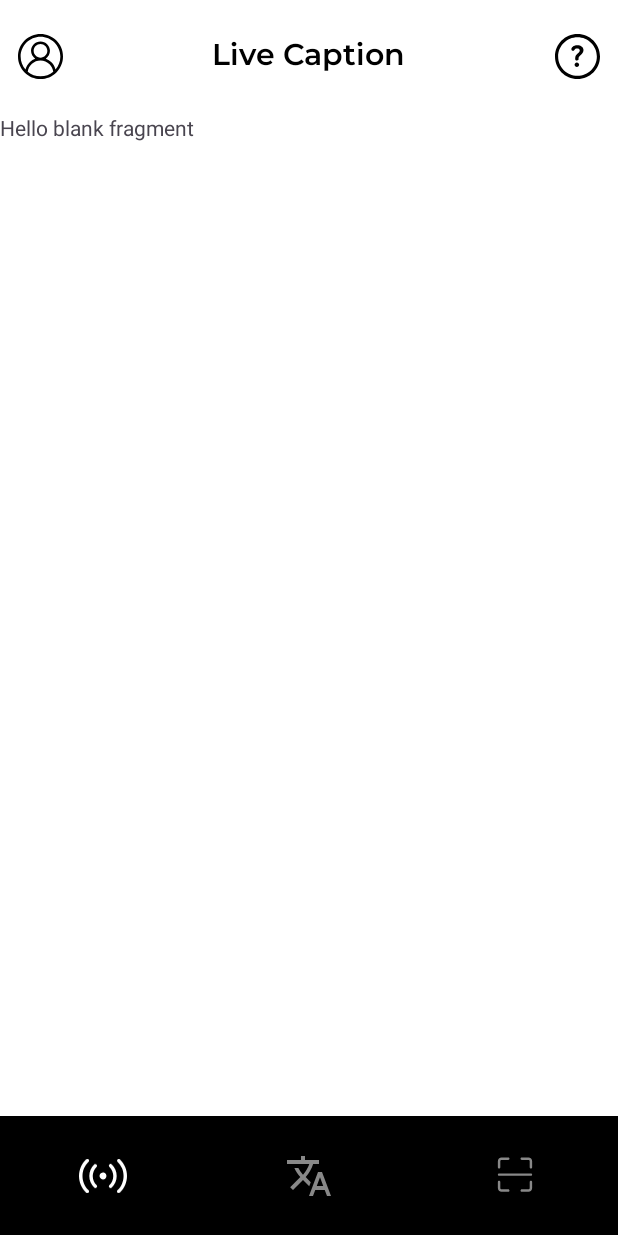
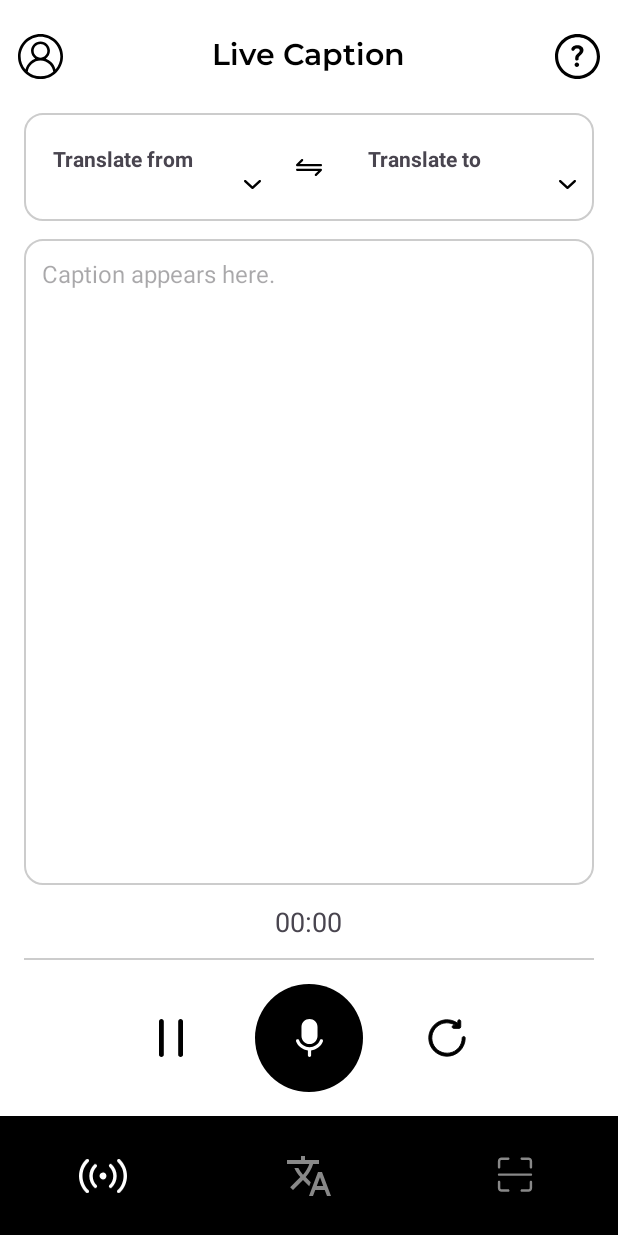
Before and after one commit to shresthabatsal/project_capson, an Android app: the screen it shows after launch (BottomNavActivity), on a phone screen of 412 x 824 dp. Run offline under Robolectric (Android 15) with nearby library versions, the phone set to English and light mode, and no system bars.

Commit message:
add live caption ui

```diff
--- /dev/null
+++ b/app/src/main/res/drawable/circle_black_button_bg.xml
@@ -0,0 +1,6 @@
+<?xml version="1.0" encoding="utf-8"?>
+<shape xmlns:android="http://schemas.android.com/apk/res/android"
+    android:shape="oval">
+    <solid android:color="#000000"/> <!-- Black background -->
+    <size android:width="48dp" android:height="48dp"/>
+</shape>
--- /dev/null
+++ b/app/src/main/res/drawable/drop.xml
@@ -0,0 +1,9 @@
+<vector xmlns:android="http://schemas.android.com/apk/res/android"
+    android:width="22dp"
+    android:height="13dp"
+    android:viewportWidth="22"
+    android:viewportHeight="13">
+  <path
+      android:pathData="M11,13C10.606,13 10.211,12.844 9.911,12.533L0.451,2.726C-0.15,2.103 -0.15,1.091 0.451,0.468C1.053,-0.156 2.028,-0.156 2.63,0.468L11,9.145L19.37,0.468C19.972,-0.156 20.947,-0.156 21.549,0.468C22.15,1.092 22.15,2.103 21.549,2.727L12.089,12.533C11.788,12.844 11.394,13 11,13Z"
+      android:fillColor="#000000"/>
+</vector>
--- /dev/null
+++ b/app/src/main/res/drawable/edittext_background.xml
@@ -0,0 +1,7 @@
+<?xml version="1.0" encoding="utf-8"?>
+<shape xmlns:android="http://schemas.android.com/apk/res/android"
+    android:shape="rectangle">
+    <solid android:color="#FFFFFF"/>
+    <corners android:radius="12dp"/>
+    <stroke android:width="1dp" android:color="#CCCCCC"/>
+</shape>
--- /dev/null
+++ b/app/src/main/res/drawable/exchange.xml
@@ -0,0 +1,9 @@
+<vector xmlns:android="http://schemas.android.com/apk/res/android"
+    android:width="17dp"
+    android:height="11dp"
+    android:viewportWidth="31"
+    android:viewportHeight="20">
+  <path
+      android:pathData="M0.1,7.73C0.001,7.492 -0.025,7.23 0.025,6.977C0.076,6.724 0.201,6.492 0.385,6.31L6.361,0.382C6.874,-0.127 7.705,-0.127 8.218,0.382C8.731,0.89 8.731,1.716 8.218,2.224L4.485,5.928H29.686C30.412,5.928 31,6.511 31,7.231C31,7.951 30.412,8.534 29.686,8.534H1.314C1.054,8.534 0.8,8.458 0.584,8.314C0.368,8.171 0.2,7.968 0.1,7.73ZM29.686,11.466H1.314C0.588,11.466 0,12.049 0,12.769C0,13.489 0.588,14.072 1.314,14.072H26.515L22.781,17.776C22.269,18.284 22.268,19.11 22.781,19.618C22.903,19.739 23.048,19.836 23.207,19.901C23.367,19.967 23.538,20 23.71,20C23.883,20 24.054,19.967 24.213,19.901C24.372,19.836 24.517,19.739 24.639,19.618L30.615,13.69C30.799,13.508 30.924,13.276 30.975,13.023C31.025,12.77 30.999,12.508 30.9,12.27C30.8,12.032 30.632,11.829 30.416,11.686C30.2,11.542 29.946,11.466 29.686,11.466Z"
+      android:fillColor="#000000"/>
+</vector>
--- /dev/null
+++ b/app/src/main/res/drawable/pause.xml
@@ -0,0 +1,10 @@
+<vector xmlns:android="http://schemas.android.com/apk/res/android"
+    android:width="16dp"
+    android:height="25dp"
+    android:viewportWidth="19"
+    android:viewportHeight="30">
+  <path
+      android:pathData="M1.9,0C2.404,0 2.887,0.198 3.243,0.549C3.6,0.901 3.8,1.378 3.8,1.875V28.125C3.8,28.622 3.6,29.099 3.243,29.451C2.887,29.802 2.404,30 1.9,30C1.396,30 0.913,29.802 0.556,29.451C0.2,29.099 0,28.622 0,28.125V1.875C0,1.378 0.2,0.901 0.556,0.549C0.913,0.198 1.396,0 1.9,0ZM17.1,0C17.604,0 18.087,0.198 18.444,0.549C18.8,0.901 19,1.378 19,1.875V28.125C19,28.622 18.8,29.099 18.444,29.451C18.087,29.802 17.604,30 17.1,30C16.596,30 16.113,29.802 15.757,29.451C15.4,29.099 15.2,28.622 15.2,28.125V1.875C15.2,1.378 15.4,0.901 15.757,0.549C16.113,0.198 16.596,0 17.1,0Z"
+      android:fillColor="#000000"
+      android:fillType="evenOdd"/>
+</vector>
--- /dev/null
+++ b/app/src/main/res/drawable/refresh.xml
@@ -0,0 +1,11 @@
+<vector xmlns:android="http://schemas.android.com/apk/res/android"
+    android:width="25dp"
+    android:height="25dp"
+    android:viewportWidth="32"
+    android:viewportHeight="32">
+  <path
+      android:pathData="M26.313,0.65C26.654,0.65 26.981,0.786 27.223,1.027C27.464,1.269 27.6,1.596 27.6,1.938V6.242C27.614,6.323 27.622,6.406 27.62,6.489C27.618,6.563 27.608,6.636 27.595,6.706C27.575,7.018 27.445,7.313 27.223,7.535C26.981,7.777 26.654,7.912 26.313,7.912H21.625C21.284,7.912 20.956,7.777 20.715,7.535C20.473,7.294 20.338,6.966 20.338,6.625C20.338,6.284 20.473,5.956 20.715,5.715C20.956,5.473 21.284,5.338 21.625,5.338H23.035C21.433,4.28 19.602,3.589 17.673,3.334C14.722,2.944 11.728,3.597 9.207,5.18C6.687,6.762 4.797,9.175 3.866,12.002C2.935,14.829 3.021,17.892 4.107,20.663C5.194,23.434 7.214,25.739 9.818,27.179C12.423,28.619 15.449,29.104 18.373,28.552C21.298,27.999 23.937,26.442 25.836,24.15C27.735,21.859 28.775,18.976 28.775,16C28.775,15.658 28.911,15.331 29.152,15.09C29.394,14.848 29.721,14.713 30.063,14.713C30.404,14.713 30.731,14.848 30.973,15.09C31.214,15.331 31.35,15.659 31.35,16L31.345,16.382C31.243,20.313 29.636,24.061 26.849,26.849C23.971,29.726 20.07,31.345 16.001,31.35H16C13.451,31.35 10.942,30.715 8.7,29.503C6.458,28.291 4.553,26.54 3.157,24.407C1.761,22.275 0.918,19.828 0.704,17.288C0.49,14.748 0.912,12.195 1.932,9.859C2.951,7.523 4.537,5.477 6.545,3.907C8.553,2.337 10.921,1.292 13.434,0.866C15.946,0.44 18.526,0.647 20.94,1.467C22.406,1.965 23.782,2.68 25.025,3.584V1.938C25.025,1.596 25.161,1.269 25.402,1.027C25.644,0.786 25.971,0.65 26.313,0.65Z"
+      android:strokeWidth="0.7"
+      android:fillColor="#000000"
+      android:strokeColor="#000000"/>
+</vector>
--- /dev/null
+++ b/app/src/main/res/drawable/speak.xml
@@ -0,0 +1,12 @@
+<vector xmlns:android="http://schemas.android.com/apk/res/android"
+    android:width="18dp"
+    android:height="25dp"
+    android:viewportWidth="22"
+    android:viewportHeight="30">
+  <path
+      android:pathData="M20.187,16.065C20.505,15.934 20.863,15.932 21.183,16.059C21.503,16.185 21.759,16.43 21.895,16.74C22.03,17.05 22.035,17.399 21.908,17.713C21.112,19.633 19.799,21.307 18.109,22.559C16.419,23.81 14.414,24.593 12.306,24.823V28.723C12.306,29.062 12.169,29.386 11.924,29.626C11.678,29.865 11.346,30 11,30C10.653,30 10.32,29.865 10.075,29.626C9.83,29.386 9.692,29.062 9.692,28.723V24.823C7.585,24.593 5.58,23.81 3.89,22.558C2.201,21.307 0.888,19.632 0.092,17.713C-0.035,17.399 -0.03,17.05 0.105,16.74C0.241,16.43 0.497,16.185 0.817,16.059C1.137,15.932 1.495,15.934 1.813,16.065C2.131,16.195 2.384,16.444 2.515,16.755C3.199,18.404 4.371,19.816 5.88,20.811C7.39,21.806 9.17,22.339 10.991,22.34H11.007C12.829,22.339 14.609,21.807 16.119,20.812C17.629,19.817 18.801,18.405 19.485,16.755C19.616,16.444 19.868,16.195 20.187,16.065Z"
+      android:fillColor="#000000"/>
+  <path
+      android:pathData="M11,0C12.733,0 14.395,0.672 15.62,1.869C16.846,3.066 17.535,4.69 17.535,6.383V13.404C17.535,15.097 16.846,16.721 15.62,17.918C14.395,19.115 12.733,19.787 11,19.787C9.266,19.787 7.604,19.115 6.378,17.918C5.153,16.721 4.464,15.097 4.464,13.404V6.383C4.464,4.69 5.153,3.066 6.378,1.869C7.604,0.672 9.266,0 11,0Z"
+      android:fillColor="#000000"/>
+</vector>
--- /dev/null
+++ b/app/src/main/res/drawable/spinner_background.xml
@@ -0,0 +1,18 @@
+<?xml version="1.0" encoding="utf-8"?>
+<layer-list xmlns:android="http://schemas.android.com/apk/res/android">
+    <!-- White background -->
+    <item>
+        <shape android:shape="rectangle">
+            <solid android:color="#FFFFFF"/>
+            <corners android:radius="4dp"/>
+        </shape>
+    </item>
+
+    <!-- Dropdown arrow aligned to end -->
+    <item android:drawable="@drawable/drop"
+        android:width="11dp"
+        android:height="6dp"
+        android:top="5dp"
+        android:gravity="end|center_vertical"
+        android:right="0dp"/>
+</layer-list>
--- /dev/null
+++ b/app/src/main/res/drawable/transparent_bg.xml
@@ -0,0 +1,4 @@
+<?xml version="1.0" encoding="utf-8"?>
+<shape xmlns:android="http://schemas.android.com/apk/res/android" android:shape="rectangle">
+    <solid android:color="@android:color/transparent"/>
+</shape>
--- a/app/src/main/res/layout/fragment_live.xml
+++ b/app/src/main/res/layout/fragment_live.xml
@@ -1,14 +1,145 @@
 <?xml version="1.0" encoding="utf-8"?>
-<FrameLayout xmlns:android="http://schemas.android.com/apk/res/android"
-    xmlns:tools="http://schemas.android.com/tools"
+<LinearLayout
+    xmlns:android="http://schemas.android.com/apk/res/android"
+    xmlns:app="http://schemas.android.com/apk/res-auto"
+    android:id="@+id/mainLayout"
     android:layout_width="match_parent"
     android:layout_height="match_parent"
-    tools:context=".ui.fragment.LiveFragment">
+    android:orientation="vertical"
+    android:paddingBottom="16dp"
+    android:paddingRight="16dp"
+    android:paddingLeft="16dp"
+    android:paddingTop="0dp"
+    android:background="#FFFFFF">
 
-    <!-- TODO: Update blank fragment layout -->
+    <!-- Language Selection -->
+    <LinearLayout
+        android:layout_width="match_parent"
+        android:layout_height="wrap_content"
+        android:orientation="horizontal"
+        android:background="@drawable/edittext_background"
+        android:padding="12dp"
+        android:layout_marginBottom="12dp"
+        android:gravity="center_vertical">
+
+        <!-- From -->
+        <LinearLayout
+            android:layout_width="0dp"
+            android:layout_height="wrap_content"
+            android:layout_weight="1"
+            android:orientation="vertical"
+            android:gravity="start">
+
+            <TextView
+                android:layout_width="wrap_content"
+                android:layout_height="wrap_content"
+                android:paddingStart="7dp"
+                android:text="Translate from"
+                android:textStyle="bold" />
+
+            <Spinner
+                android:id="@+id/spinner_from"
+                android:layout_width="match_parent"
+                android:layout_height="wrap_content"
+                android:background="@drawable/spinner_background" />
+        </LinearLayout>
+
+        <!-- Exchange Button -->
+        <ImageButton
+            android:id="@+id/btn_exchange"
+            android:layout_width="48dp"
+            android:layout_height="48dp"
+            android:layout_marginHorizontal="8dp"
+            android:background="@drawable/transparent_bg"
+            android:src="@drawable/exchange"
+            android:contentDescription="Exchange" />
+
+        <!-- To -->
+        <LinearLayout
+            android:layout_width="0dp"
+            android:layout_height="wrap_content"
+            android:layout_weight="1"
+            android:orientation="vertical">
+
+            <TextView
+                android:layout_width="wrap_content"
+                android:layout_height="wrap_content"
+                android:paddingStart="7dp"
+                android:text="Translate to"
+                android:textStyle="bold" />
+
+            <Spinner
+                android:id="@+id/spinner_to"
+                android:layout_width="match_parent"
+                android:layout_height="wrap_content"
+                android:background="@drawable/spinner_background" />
+        </LinearLayout>
+    </LinearLayout>
+
+    <!-- Output Box -->
     <TextView
+        android:id="@+id/output_box"
         android:layout_width="match_parent"
-        android:layout_height="match_parent"
-        android:text="@string/hello_blank_fragment" />
+        android:layout_height="0dp"
+        android:layout_weight="1"
+        android:background="@drawable/edittext_background"
+        android:padding="12dp"
+        android:textSize="16sp"
+        android:hint="Caption appears here."
+        android:textColor="#000000"
+        android:gravity="top|start"
+        android:scrollbars="vertical"
+        android:layout_marginBottom="12dp" />
 
-</FrameLayout>
+    <!-- Timer -->
+    <TextView
+        android:id="@+id/timer_text"
+        android:layout_width="wrap_content"
+        android:layout_height="wrap_content"
+        android:text="00:00"
+        android:textSize="18sp"
+        android:layout_gravity="center_horizontal"
+        android:layout_marginBottom="12dp" />
+
+    <!-- Divider -->
+    <View
+        android:layout_width="match_parent"
+        android:layout_height="1dp"
+        android:background="#CCCCCC"
+        android:layout_marginBottom="16dp" />
+
+    <!-- Controls Row -->
+    <LinearLayout
+        android:layout_width="match_parent"
+        android:layout_height="wrap_content"
+        android:orientation="horizontal"
+        android:gravity="center">
+
+        <ImageButton
+            android:id="@+id/btn_pause"
+            android:layout_width="64dp"
+            android:layout_height="64dp"
+            android:background="@drawable/transparent_bg"
+            android:src="@drawable/pause"
+            android:contentDescription="Pause"
+            android:layout_marginEnd="24dp" />
+
+        <ImageButton
+            android:id="@+id/btn_listen_stop"
+            android:layout_width="72dp"
+            android:layout_height="72dp"
+            android:background="@drawable/circle_black_button_bg"
+            android:src="@drawable/speak"
+            android:contentDescription="Listen"
+            android:layout_marginEnd="24dp"
+            app:tint="@android:color/white" />
+
+        <ImageButton
+            android:id="@+id/btn_refresh"
+            android:layout_width="64dp"
+            android:layout_height="64dp"
+            android:background="@drawable/transparent_bg"
+            android:src="@drawable/refresh"
+            android:contentDescription="Refresh" />
+    </LinearLayout>
+</LinearLayout>
```
